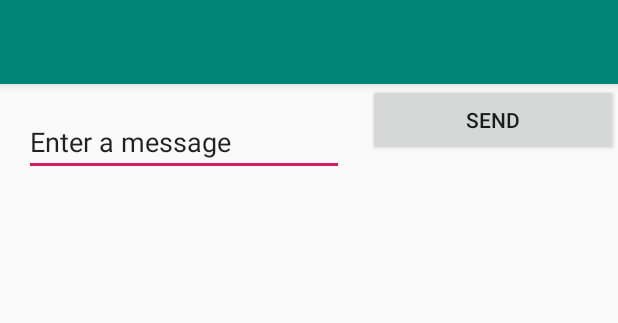
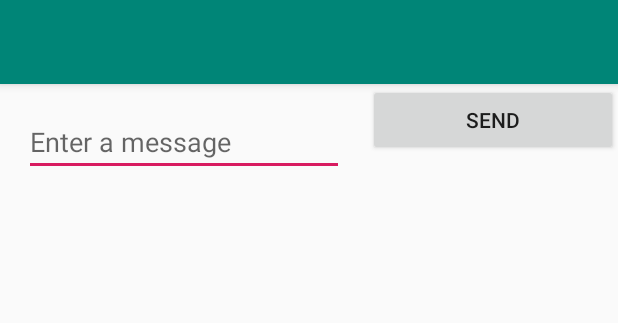
Before and after one commit to pn-carleton/Philip-Naida-SYSC3010, an Android app: the layout activity_main.xml on its own in the app's theme, with its tools: preview values and no code run, on a phone screen of 412 x 824 dp. Shown: the top 323 px of the screen. Run offline under Robolectric (Android 15) with nearby library versions, the phone set to English and light mode, and no system bars.

Commit message:
start another activity

```diff
--- a/Lab5/TestHelloWorld/app/src/main/res/layout/content_main.xml
+++ b/Lab5/TestHelloWorld/app/src/main/res/layout/content_main.xml
@@ -9,15 +9,15 @@
     tools:showIn="@layout/activity_main">
 
     <EditText
-        android:id="@+id/editText3"
+        android:id="@+id/editText"
         android:layout_width="213dp"
         android:layout_height="wrap_content"
         android:layout_marginStart="16dp"
         android:layout_marginLeft="16dp"
         android:layout_marginTop="16dp"
         android:ems="10"
+        android:hint="@string/edit_message"
         android:inputType="textPersonName"
-        android:text="@string/edit_message"
         app:layout_constraintEnd_toStartOf="@+id/button"
         app:layout_constraintHorizontal_bias="0.5"
         app:layout_constraintStart_toStartOf="parent"
@@ -29,9 +29,10 @@
         android:layout_height="wrap_content"
         android:layout_marginStart="16dp"
         android:layout_marginLeft="16dp"
+        android:onClick="sendMessage"
         android:text="@string/button_send"
         app:layout_constraintEnd_toEndOf="parent"
         app:layout_constraintHorizontal_bias="0.5"
-        app:layout_constraintStart_toEndOf="@+id/editText3"
+        app:layout_constraintStart_toEndOf="@+id/editText"
         tools:layout_editor_absoluteY="13dp" />
 </androidx.constraintlayout.widget.ConstraintLayout>
```
Also changed, not shown: Lab5/TestHelloWorld/app/src/main/AndroidManifest.xml (+7 -0 lines), Lab5/TestHelloWorld/app/src/main/java/com/example/test_helloworld/DisplayMessageActivity.java (added, +27 -0 lines), Lab5/TestHelloWorld/app/src/main/java/com/example/test_helloworld/MainActivity.java (+16 -12 lines), Lab5/TestHelloWorld/app/src/main/res/layout/activity_display_message.xml (added, +18 -0 lines).
